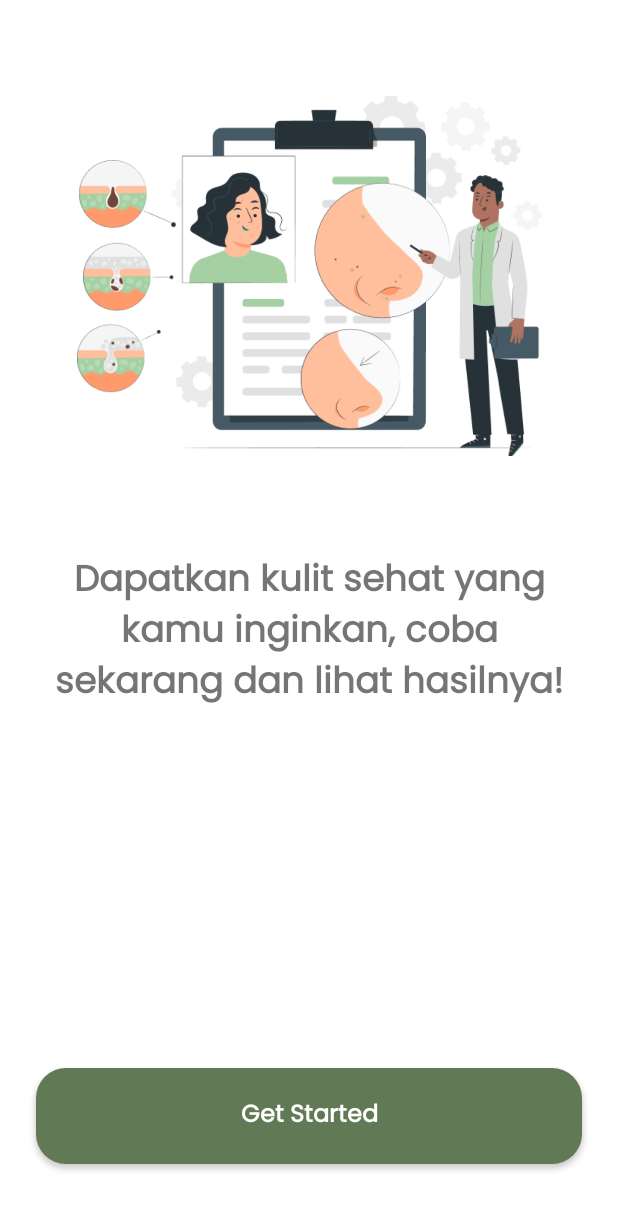
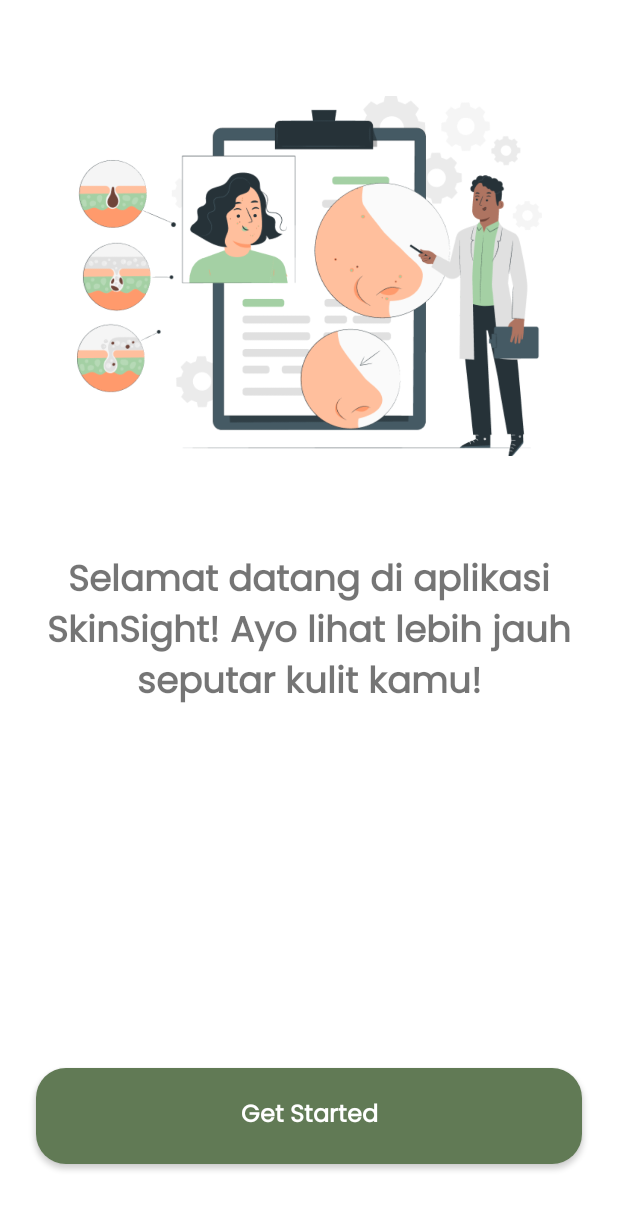
Before and after one commit to yudhah52/Skin-Sight-Apps, an Android app: the OnboardingActivity screen opened directly, with no data from a screen before it, on a phone screen of 412 x 824 dp. Shown: the top 1210 px of the screen. Run offline under Robolectric (Android 15) with nearby library versions, the phone set to English and light mode, and no system bars.

Commit message:
up onboard with viewpager

```diff
--- /dev/null
+++ b/app/src/main/java/com/yhezra/skinsightapps/data/local/model/Onboard.kt
@@ -0,0 +1,6 @@
+package com.yhezra.skinsightapps.data.local.model
+
+data class Onboard(
+    val img:Int,
+    val description:String,
+)
--- a/app/src/main/java/com/yhezra/skinsightapps/ui/onboard/OnboardingActivity.kt
+++ b/app/src/main/java/com/yhezra/skinsightapps/ui/onboard/OnboardingActivity.kt
@@ -3,20 +3,46 @@ package com.yhezra.skinsightapps.ui.onboard
 import android.content.Intent
 import androidx.appcompat.app.AppCompatActivity
 import android.os.Bundle
+import com.yhezra.skinsightapps.R
+import com.yhezra.skinsightapps.data.local.model.Onboard
 import com.yhezra.skinsightapps.databinding.ActivityOnboardingBinding
+import com.yhezra.skinsightapps.ui.onboard.adapter.OnboardListAdapter
 import com.yhezra.skinsightapps.ui.signup.SignUpActivity
 
 class OnboardingActivity : AppCompatActivity() {
     private lateinit var binding: ActivityOnboardingBinding
+    private lateinit var onboardListAdapter:OnboardListAdapter
+
+    val onboardList:List<Onboard> = listOf(
+        Onboard(
+            img = R.drawable.img_onboard,
+            description = "Selamat datang di aplikasi SkinSight! Ayo lihat lebih jauh seputar kulit kamu!"
+        ),
+        Onboard(
+            img = R.drawable.img_onboard,
+            description = "Ketahui kondisi kulit dan tipe kulit kamu dalam sekejap!"
+        ),
+        Onboard(
+            img = R.drawable.img_onboard,
+            description = "Dapatkan kulit sehat yang kamu inginkan, coba sekarang dan lihat hasilnya!"
+        ),
+    )
 
     override fun onCreate(savedInstanceState: Bundle?) {
         binding = ActivityOnboardingBinding.inflate(layoutInflater)
         super.onCreate(savedInstanceState)
         setContentView(binding.root)
 
+        setOnboardList()
+
         binding.btnOnboard.setOnClickListener {
             val moveToSignInActivity = Intent(this@OnboardingActivity, SignUpActivity::class.java)
             startActivity(moveToSignInActivity)
         }
     }
+
+    private fun setOnboardList() {
+        onboardListAdapter = OnboardListAdapter(onboardList)
+        binding.viewpagerOnboard.adapter = onboardListAdapter
+    }
 }
--- /dev/null
+++ b/app/src/main/java/com/yhezra/skinsightapps/ui/onboard/adapter/OnboardListAdapter.kt
@@ -0,0 +1,31 @@
+package com.yhezra.skinsightapps.ui.onboard.adapter
+
+import android.view.LayoutInflater
+import android.view.ViewGroup
+import androidx.recyclerview.widget.RecyclerView
+import com.bumptech.glide.Glide
+import com.yhezra.skinsightapps.R
+import com.yhezra.skinsightapps.data.local.model.Onboard
+import com.yhezra.skinsightapps.databinding.ItemOnboardBinding
+
+class OnboardListAdapter(private val onboardingList: List<Onboard>) :
+    RecyclerView.Adapter<OnboardListAdapter.OnboardViewHolder>() {
+    override fun onCreateViewHolder(parent: ViewGroup, viewType: Int): OnboardViewHolder {
+        val binding = ItemOnboardBinding.inflate(LayoutInflater.from(parent.context), parent, false)
+        return OnboardViewHolder(binding)
+    }
+
+    override fun onBindViewHolder(holder: OnboardViewHolder, position: Int) {
+        holder.bind(onboardingList[position])
+    }
+
+    override fun getItemCount(): Int = onboardingList.size
+
+    inner class OnboardViewHolder(private val binding: ItemOnboardBinding) :
+        RecyclerView.ViewHolder(binding.root) {
+        fun bind(onboard: Onboard) {
+            binding.imgOnboard.setImageResource(onboard.img)
+            binding.tvDescOnboard.text = onboard.description
+        }
+    }
+}
--- a/app/src/main/res/layout/activity_onboarding.xml
+++ b/app/src/main/res/layout/activity_onboarding.xml
@@ -6,32 +6,14 @@
   android:layout_height="match_parent"
   tools:context=".ui.onboard.OnboardingActivity">
 
-  <ImageView
-    android:id="@+id/img_onboard"
-    android:layout_width="310dp"
-    android:layout_height="240dp"
-    android:layout_marginTop="64dp"
-    android:contentDescription="@string/splashscreen"
-    android:scaleType="centerCrop"
-    android:src="@drawable/img_onboard"
-    app:layout_constraintEnd_toEndOf="parent"
-    app:layout_constraintStart_toStartOf="parent"
-    app:layout_constraintTop_toTopOf="parent" />
-
-  <TextView
-    android:id="@+id/tv_desc_onboard"
-    android:layout_width="0dp"
-    android:layout_height="wrap_content"
-    android:layout_marginStart="24dp"
-    android:layout_marginTop="64dp"
-    android:layout_marginEnd="24dp"
-    android:gravity="center"
-    android:text="@string/onboard_description"
-    android:textSize="24sp"
-    android:textStyle="bold"
-    app:layout_constraintEnd_toEndOf="parent"
-    app:layout_constraintStart_toStartOf="parent"
-    app:layout_constraintTop_toBottomOf="@id/img_onboard" />
+  <androidx.viewpager2.widget.ViewPager2
+      android:id="@+id/viewpager_onboard"
+      android:layout_width="match_parent"
+      android:layout_height="0dp"
+      app:layout_constraintStart_toStartOf="parent"
+      app:layout_constraintEnd_toEndOf="parent"
+      app:layout_constraintTop_toTopOf="parent"
+      app:layout_constraintBottom_toTopOf="@id/btn_onboard"/>
 
   <Button
     android:id="@+id/btn_onboard"
--- /dev/null
+++ b/app/src/main/res/layout/item_onboard.xml
@@ -0,0 +1,35 @@
+<?xml version="1.0" encoding="utf-8"?>
+<androidx.constraintlayout.widget.ConstraintLayout xmlns:android="http://schemas.android.com/apk/res/android"
+    xmlns:app="http://schemas.android.com/apk/res-auto"
+    xmlns:tools="http://schemas.android.com/tools"
+    android:layout_width="match_parent"
+    android:layout_height="match_parent">
+
+    <ImageView
+        android:id="@+id/img_onboard"
+        android:layout_width="310dp"
+        android:layout_height="240dp"
+        android:layout_marginTop="64dp"
+        android:contentDescription="@string/splashscreen"
+        android:scaleType="centerCrop"
+        android:src="@drawable/img_onboard"
+        app:layout_constraintEnd_toEndOf="parent"
+        app:layout_constraintStart_toStartOf="parent"
+        app:layout_constraintTop_toTopOf="parent" />
+
+    <TextView
+        android:id="@+id/tv_desc_onboard"
+        android:layout_width="0dp"
+        android:layout_height="wrap_content"
+        android:layout_marginStart="24dp"
+        android:layout_marginTop="64dp"
+        android:layout_marginEnd="24dp"
+        android:gravity="center"
+        android:text="@string/onboard_description"
+        android:textSize="24sp"
+        android:textStyle="bold"
+        app:layout_constraintEnd_toEndOf="parent"
+        app:layout_constraintStart_toStartOf="parent"
+        app:layout_constraintTop_toBottomOf="@id/img_onboard" />
+
+</androidx.constraintlayout.widget.ConstraintLayout>
```
